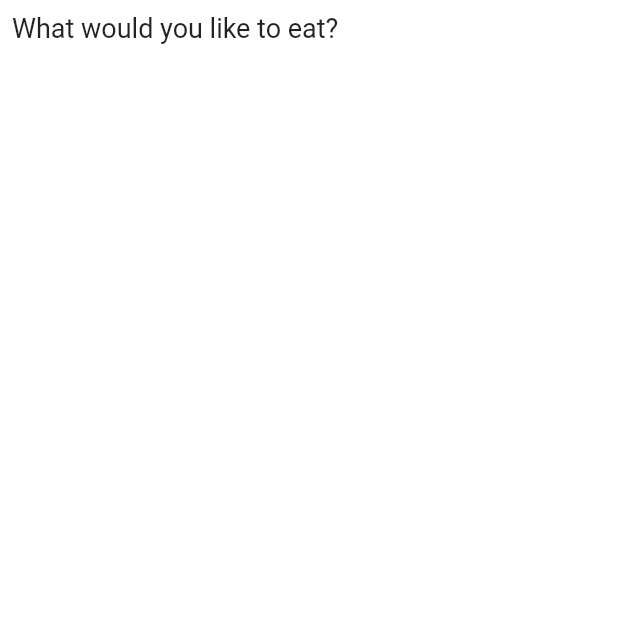
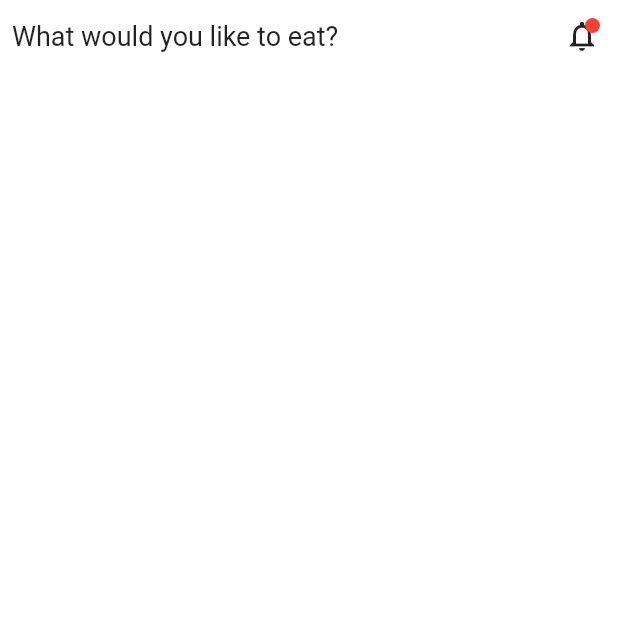
Before and after one commit to Crawford30/food_app_flutter, a Flutter app: the screen it shows after launch, on a phone screen of 412 x 824 dp, the top half of it. Run offline on Flutter 3.47's test engine with Material 2 defaults, Android fonts, the phone set to English and light mode, and no system bars.

Commit message:
top naviagtion section

```diff
--- a/lib/home.dart
+++ b/lib/home.dart
@@ -13,11 +13,35 @@ class _HomeState extends State<Home> {
       body: SafeArea(
         child: ListView(
           children: <Widget>[
+            Row(
+              mainAxisAlignment: MainAxisAlignment.spaceBetween,
+              children: <Widget> [
+                Padding(
+                  padding: const EdgeInsets.all(8.0),
+                  child: Text("What would you like to eat?", style: TextStyle(fontSize: 18),),
+                ),
+                Stack(
+                  children: [
+                    IconButton(icon: Icon(Icons.notifications_none), onPressed: (){}),
+                    Positioned(
+                      top: 12,
+                      right: 12,
+                      child: Container(
+                        height: 10,
+                        width: 10,
+                        decoration: BoxDecoration(
+                            color: red,
+                            borderRadius: BorderRadius.circular(20)
+                        ),
+                      ),
+                    ),
+                  ],
 
-            Padding(
-              padding: const EdgeInsets.all(8.0),
-              child: Text("What would you like to eat?", style: TextStyle(fontSize: 18),),
+                ),
+              ],
             ),
+
+
           ],
         ),
       ),
```
